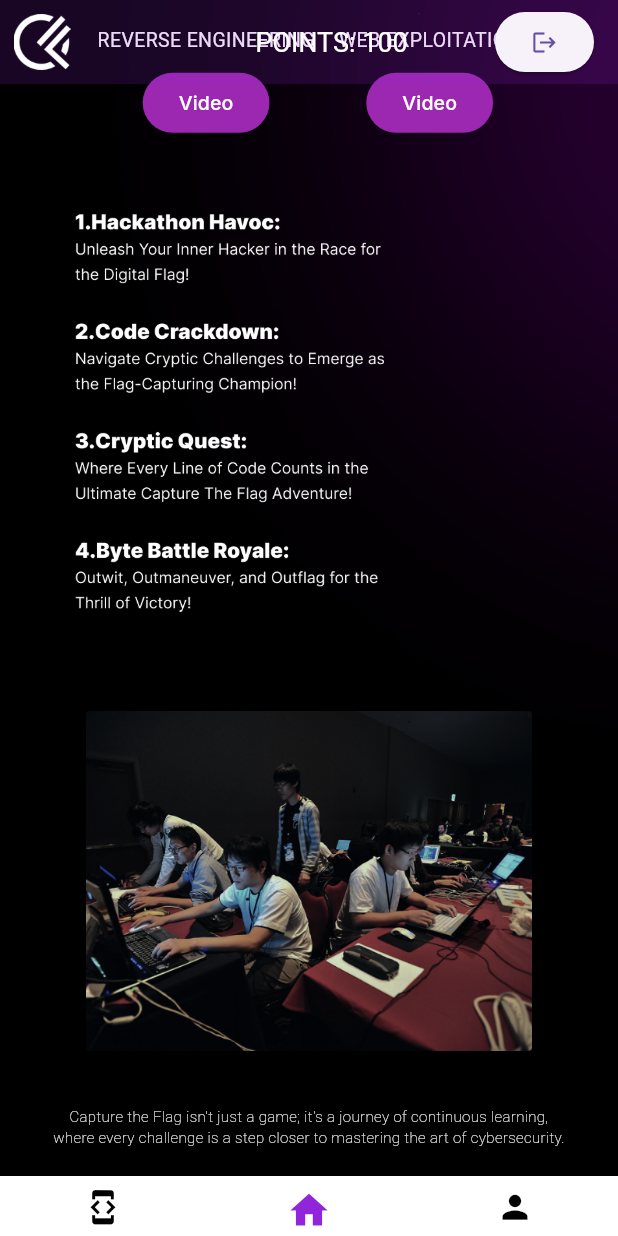
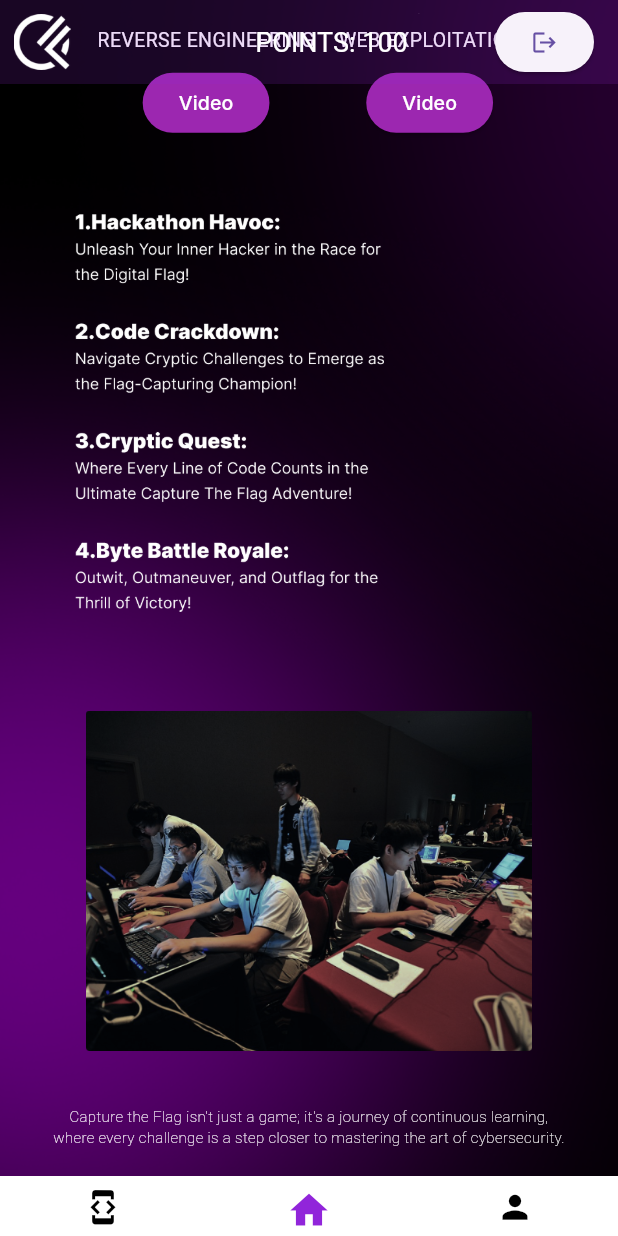
Before and after one commit to Michochi/Code-Fusion-Mobile-App, a Flutter app: the screen it shows after launch, scrolled down 718 dp, on a phone screen of 412 x 824 dp. Run offline on Flutter 3.47's test engine with Material 3 defaults, Android fonts, the phone set to English and light mode, and no system bars; our stand-ins replace animated_text_kit, firebase_auth, firebase_core, google_fonts, shared_preferences; accounts and stored records are empty.

```diff
--- a/lib/screens/homeScreen.dart
+++ b/lib/screens/homeScreen.dart
@@ -28,7 +28,7 @@ class _HomescreenState extends State<Homescreen> {
               left: -500,
               top: -500,
               child: Opacity(
-                opacity: 0.2,
+                opacity: 0.3,
                 child: Image(
                   image: AssetImage('assets/Ellipse.png'),
                 ),
@@ -39,6 +39,16 @@ class _HomescreenState extends State<Homescreen> {
               top: 250,
               child: Opacity(
                 opacity: 0.2,
+                child: Image(
+                  image: AssetImage('assets/Ellipse.png'),
+                ),
+              ),
+            ),
+            const Positioned(
+              left: -500,
+              top: 800,
+              child: Opacity(
+                opacity: 0.5,
                 child: Image(
                   image: AssetImage('assets/Ellipse.png'),
                 ),
```
